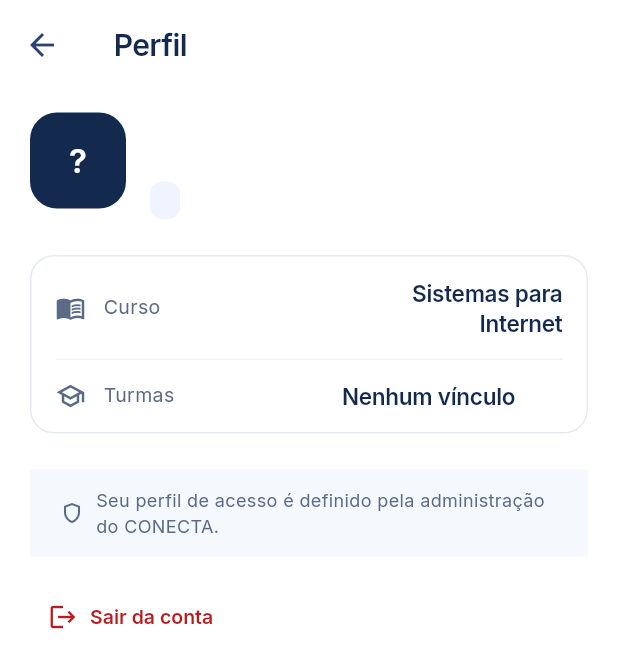
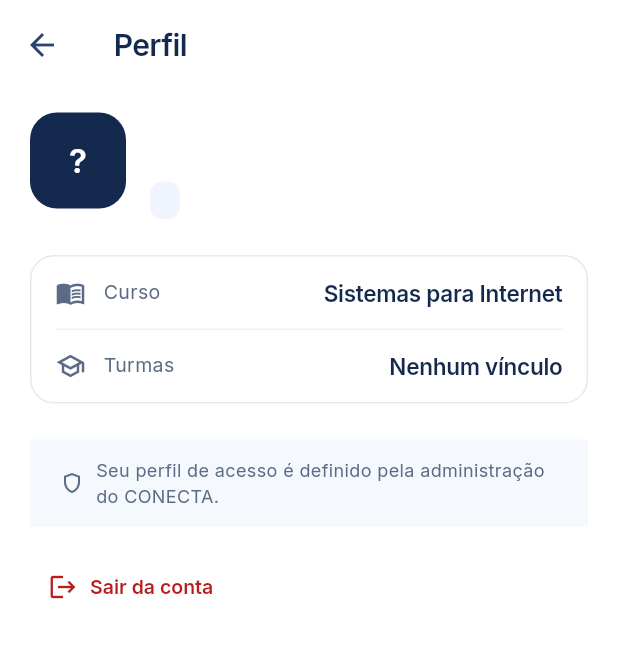
Before and after one commit to ruansbueno/conecta, a Flutter app: the PerfilPage screen opened directly, on a phone screen of 412 x 824 dp. Shown: the top 668 px of the screen. Run offline on Flutter 3.47's test engine with Material 3 defaults, Android fonts, the phone set to English and light mode, and no system bars; our stand-ins replace flutter_secure_storage, shared_preferences; accounts and stored records are empty.

Commit message:
Fase 7 do app: valores do perfil alinhados à direita
Na conferência no emulador, curso, período e vínculos ficavam no meio do
cartão e o nome do curso quebrava linha: rótulo e valor dividiam o espaço
meio a meio. O valor agora ocupa o resto da linha, alinhado à direita; com
fonte grande, desce para baixo do rótulo.

Co-Authored-By: Claude Opus 5.5 <noreply@anthropic.com>

```diff
--- a/projeto-mobile/lib/ui/perfil/perfil_page.dart
+++ b/projeto-mobile/lib/ui/perfil/perfil_page.dart
@@ -222,17 +222,7 @@ class _Dados extends StatelessWidget {
             MergeSemantics(
               child: Padding(
                 padding: const EdgeInsets.symmetric(horizontal: 16, vertical: 14),
-                child: Row(
-                  children: [
-                    Icon(icone, size: 20, color: Cores.apagado),
-                    const SizedBox(width: 12),
-                    Expanded(child: Text(rotulo, style: Tipografia.apoio)),
-                    const SizedBox(width: 12),
-                    Flexible(
-                      child: Text(valor, style: Tipografia.tituloCartao, textAlign: TextAlign.end),
-                    ),
-                  ],
-                ),
+                child: _LinhaDeDado(icone: icone, rotulo: rotulo, valor: valor),
               ),
             ),
           ],
@@ -273,3 +263,43 @@ class _ChipTurma extends StatelessWidget {
     ),
   );
 }
+
+/// Rótulo à esquerda e valor alinhado à direita; com a fonte do sistema grande, o valor desce
+/// para baixo do rótulo (RM-36).
+class _LinhaDeDado extends StatelessWidget {
+  const _LinhaDeDado({required this.icone, required this.rotulo, required this.valor});
+
+  final IconData icone;
+  final String rotulo;
+  final String valor;
+
+  @override
+  Widget build(BuildContext context) {
+    final grande = MediaQuery.textScalerOf(context).scale(10) > 13;
+    final cabeca = [Icon(icone, size: 20, color: Cores.apagado), const SizedBox(width: 12)];
+    final textoValor = Text(valor, style: Tipografia.tituloCartao, textAlign: TextAlign.end);
+    if (grande) {
+      return Column(
+        crossAxisAlignment: CrossAxisAlignment.start,
+        children: [
+          Row(
+            children: [
+              ...cabeca,
+              Expanded(child: Text(rotulo, style: Tipografia.apoio)),
+            ],
+          ),
+          const SizedBox(height: 4),
+          Padding(padding: const EdgeInsets.only(left: 32), child: textoValor),
+        ],
+      );
+    }
+    return Row(
+      children: [
+        ...cabeca,
+        Text(rotulo, style: Tipografia.apoio),
+        const SizedBox(width: 12),
+        Expanded(child: textoValor),
+      ],
+    );
+  }
+}
```
Also changed, not shown: 1 other file.
